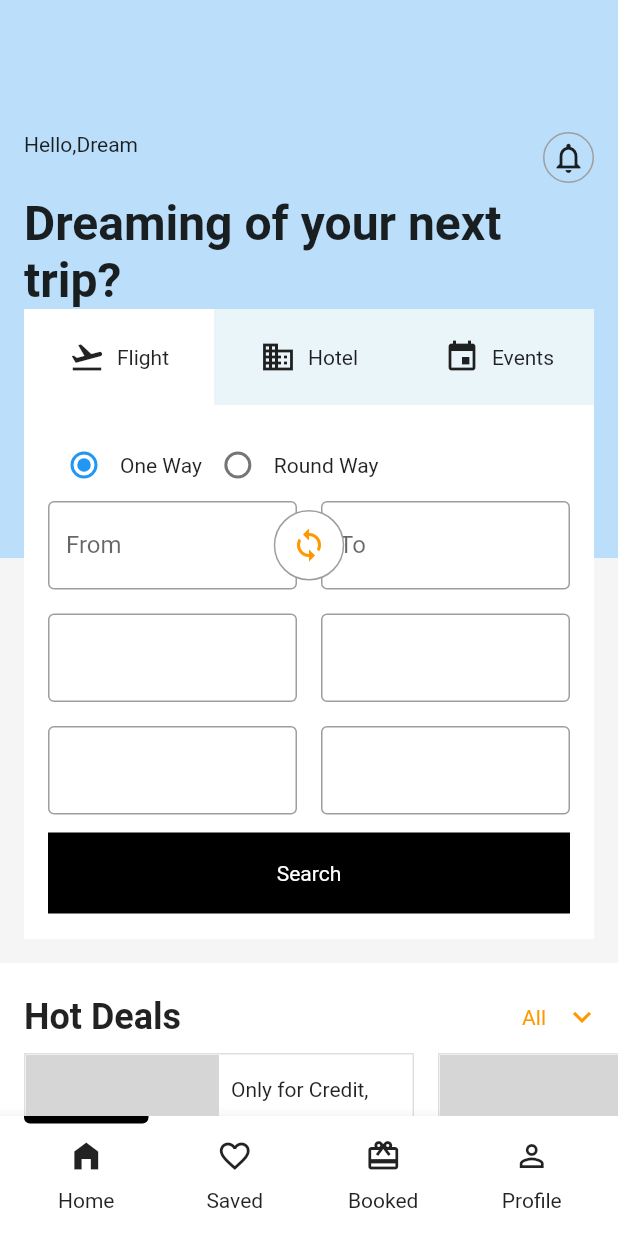
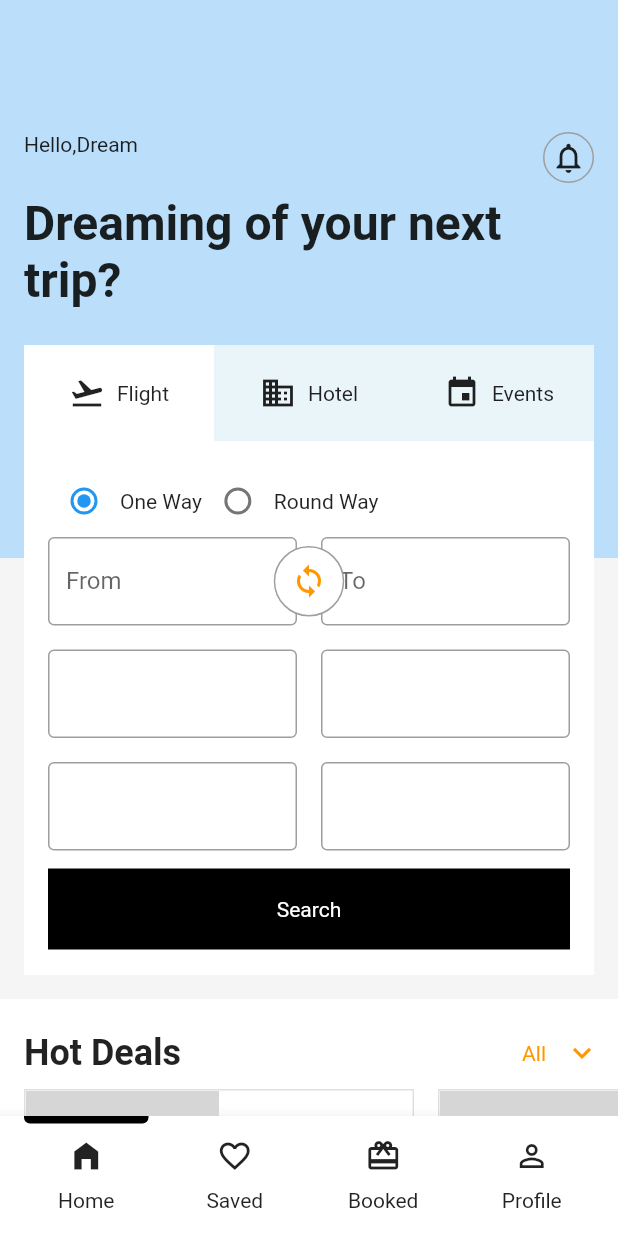
Before and after one commit to JAICHANGPARK/flutter_notebook_chapter_24, a Flutter app: the screen it shows after launch, on a phone screen of 412 x 824 dp. Run offline on Flutter 3.47's test engine with Material 2 defaults, Android fonts, the phone set to English and light mode, and no system bars; our stand-ins replace flutter_riverpod, freezed_annotation, ionicons, percent_indicator; missing offline and left inert: crypto_font_icons; network calls fail; grey boxes are pictures that could not be loaded.

Commit message:
Update travel_app_main_page.dart

```diff
--- a/lib/ep1365_travel_app/view/travel_app_main_page.dart
+++ b/lib/ep1365_travel_app/view/travel_app_main_page.dart
@@ -80,7 +80,10 @@ class _TravelAppMainPageState extends State<TravelAppMainPage> with SingleTicker
                     crossAxisAlignment: CrossAxisAlignment.start,
                     children: [
                       Padding(
-                        padding: const EdgeInsets.symmetric(horizontal: 16),
+                        padding: const EdgeInsets.only(
+                          left: 16,
+                          right: 32,
+                        ),
                         child: Text(
                           "Dreaming of your next trip?",
                           style: TextStyle(
@@ -88,6 +91,9 @@ class _TravelAppMainPageState extends State<TravelAppMainPage> with SingleTicker
                             fontSize: 32,
                           ),
                         ),
+                      ),
+                      SizedBox(
+                        height: 24,
                       ),
                       Padding(
                         padding: const EdgeInsets.symmetric(
```
